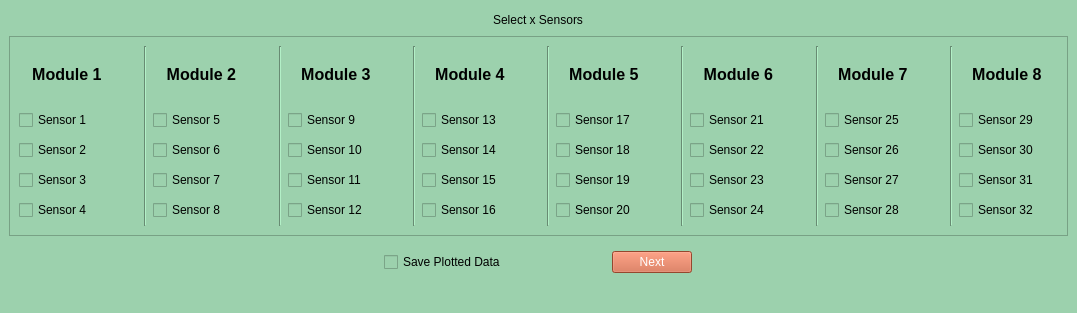
Above: GUI/visualize_sensor_selection_matrix.ui from jrsm1/EWAS_Application before the change. Below: the same form after it.
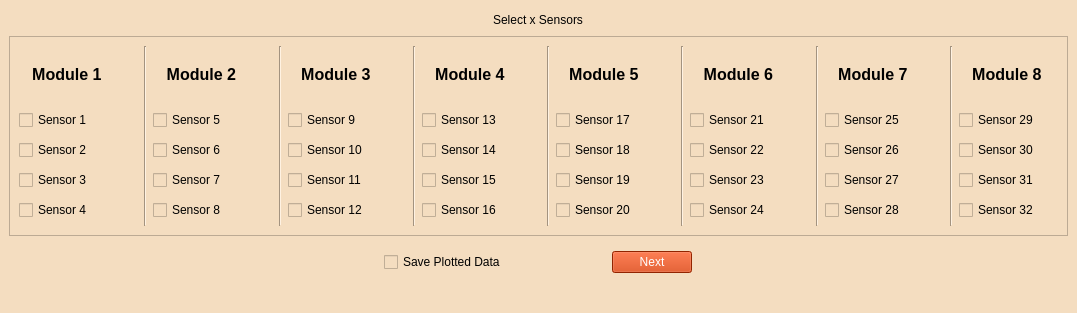
That is the form after the change.

Commit message:
* Changed UI colors, labels and object names. * Changes in Formatting. [CAREFUL]
* [X] Storing Recording Parameters Correctly
* [X] Generate_ID is working marvelously.

* [ ] Automate Sampling Frequency Suggestion.

The edit to the form file:
```diff
--- a/GUI/visualize_sensor_selection_matrix.ui
+++ b/GUI/visualize_sensor_selection_matrix.ui
@@ -21,7 +21,7 @@
 		</property>
 		<property name="styleSheet">
 			<string notr="true">font: 12pt &quot;MS Shell Dlg 2&quot;;
-				background-color:rgb(156, 209, 173);
+				background-color: rgb(244, 221, 192);
 				color:rgb(0, 0, 0);
 			</string>
 		</property>
@@ -685,7 +685,7 @@
 							<item>
 								<widget class="QPushButton" name="sensor_selection_NEXT_Button">
 									<property name="styleSheet">
-										<string notr="true">background-color: rgb(209, 99, 65);
+										<string notr="true">background-color:rgb(204, 51, 0);
 											color: rgb(255, 255, 255);
 											font: 12pt &quot;MS Shell Dlg 2&quot;;
 										</string>
```
The commit also changes 22 other files.
